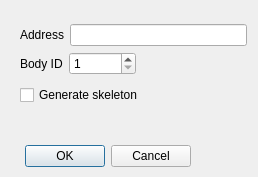
janelia-flyem/NeuTu, file neurolabi/gui/dvidobjectdialog.ui: the form before one commit.
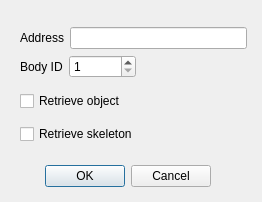
The form after the commit.

```diff
--- a/neurolabi/gui/dvidobjectdialog.ui
+++ b/neurolabi/gui/dvidobjectdialog.ui
@@ -6,8 +6,8 @@
    <rect>
     <x>0</x>
     <y>0</y>
-    <width>258</width>
-    <height>177</height>
+    <width>262</width>
+    <height>202</height>
    </rect>
   </property>
   <property name="windowTitle">
@@ -16,8 +16,8 @@
   <widget class="QDialogButtonBox" name="buttonBox">
    <property name="geometry">
     <rect>
-     <x>20</x>
-     <y>140</y>
+     <x>40</x>
+     <y>160</y>
      <width>171</width>
      <height>32</height>
     </rect>
@@ -29,13 +29,13 @@
     <set>QDialogButtonBox::Cancel|QDialogButtonBox::Ok</set>
    </property>
   </widget>
-  <widget class="QWidget" name="">
+  <widget class="QWidget" name="layoutWidget">
    <property name="geometry">
     <rect>
      <x>20</x>
      <y>20</y>
      <width>227</width>
-     <height>89</height>
+     <height>131</height>
     </rect>
    </property>
    <layout class="QVBoxLayout" name="verticalLayout_2">
@@ -94,7 +94,14 @@
     <item>
      <widget class="QCheckBox" name="skeletonCheckBox">
       <property name="text">
-       <string>Generate skeleton</string>
+       <string>Retrieve object</string>
+      </property>
+     </widget>
+    </item>
+    <item>
+     <widget class="QCheckBox" name="retrieveSkeletonCheckBox">
+      <property name="text">
+       <string>Retrieve skeleton</string>
       </property>
      </widget>
     </item>
```
Left out of the diff: 2 changed lines with no effect on the pictures.
